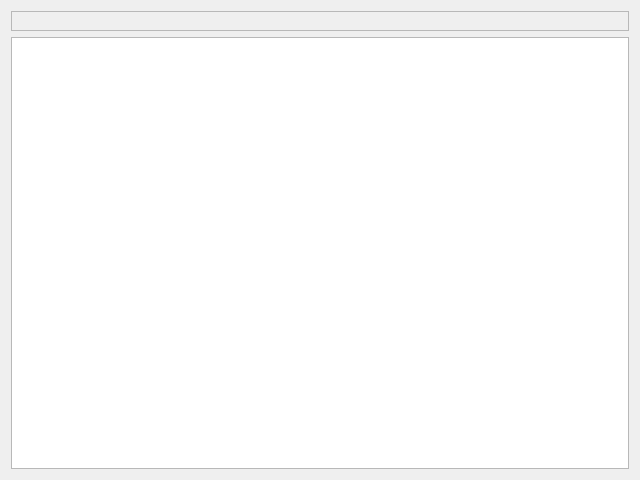
Above: resources/ui/eval_widget.ui from antolu/aisi-joints before the change. Below: the same form after it.
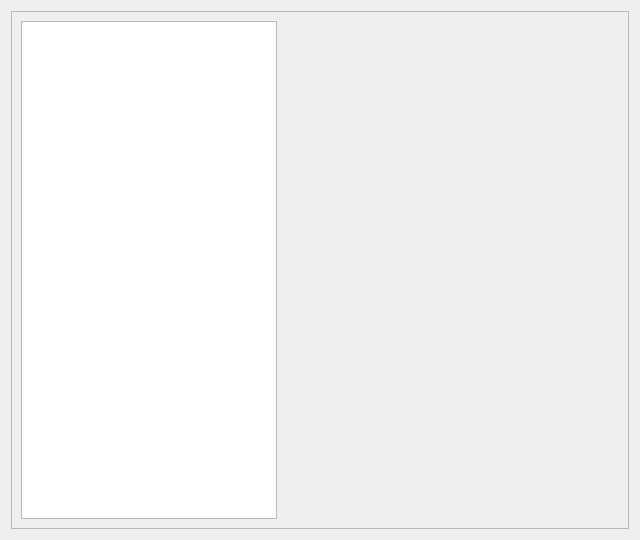
That is the form after the change. Custom widgets are drawn as their Qt base class.

What changed in the file:
```diff
--- a/resources/ui/eval_widget.ui
+++ b/resources/ui/eval_widget.ui
@@ -7,7 +7,7 @@
     <x>0</x>
     <y>0</y>
     <width>640</width>
-    <height>480</height>
+    <height>540</height>
    </rect>
   </property>
   <property name="windowTitle">
@@ -23,6 +23,31 @@
       <enum>QFrame::Raised</enum>
      </property>
      <layout class="QHBoxLayout" name="horizontalLayout">
+      <item>
+       <widget class="QTableView" name="sampleTable">
+        <property name="enabled">
+         <bool>true</bool>
+        </property>
+        <property name="sizePolicy">
+         <sizepolicy hsizetype="Preferred" vsizetype="Expanding">
+          <horstretch>0</horstretch>
+          <verstretch>0</verstretch>
+         </sizepolicy>
+        </property>
+        <property name="maximumSize">
+         <size>
+          <width>600</width>
+          <height>2000000</height>
+         </size>
+        </property>
+        <attribute name="horizontalHeaderShowSortIndicator" stdset="0">
+         <bool>true</bool>
+        </attribute>
+        <attribute name="horizontalHeaderStretchLastSection">
+         <bool>true</bool>
+        </attribute>
+       </widget>
+      </item>
       <item>
        <widget class="ImageWidget" name="widgetGt" native="true"/>
       </item>
@@ -32,9 +57,6 @@
      </layout>
     </widget>
    </item>
-   <item>
-    <widget class="QTableWidget" name="tableWidget"/>
-   </item>
   </layout>
  </widget>
  <customwidgets>
```
